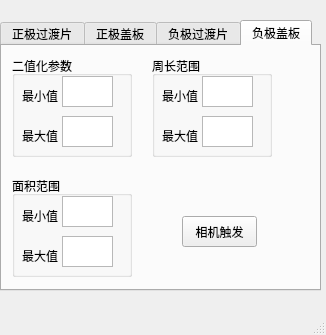
This is qt/visionPara.ui in Martin1025432/pythonAll as Qt 5 draws it before an edit. The edited form follows.
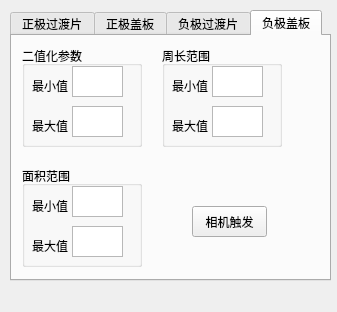
This is the edited form. The open tabs and pages were chosen to show the change.

```diff
--- a/qt/visionPara.ui
+++ b/qt/visionPara.ui
@@ -6,8 +6,8 @@
    <rect>
     <x>0</x>
     <y>0</y>
-    <width>326</width>
-    <height>335</height>
+    <width>337</width>
+    <height>312</height>
    </rect>
   </property>
   <property name="windowTitle">
@@ -17,8 +17,8 @@
    <widget class="QTabWidget" name="tabWidget">
     <property name="geometry">
      <rect>
-      <x>0</x>
-      <y>20</y>
+      <x>10</x>
+      <y>10</y>
       <width>321</width>
       <height>271</height>
      </rect>
@@ -818,7 +818,6 @@
     </rect>
    </property>
   </widget>
-  <widget class="QStatusBar" name="statusbar"/>
  </widget>
  <resources/>
  <connections/>
```
Left out of the diff: 6 changed lines with no effect on the pictures.
